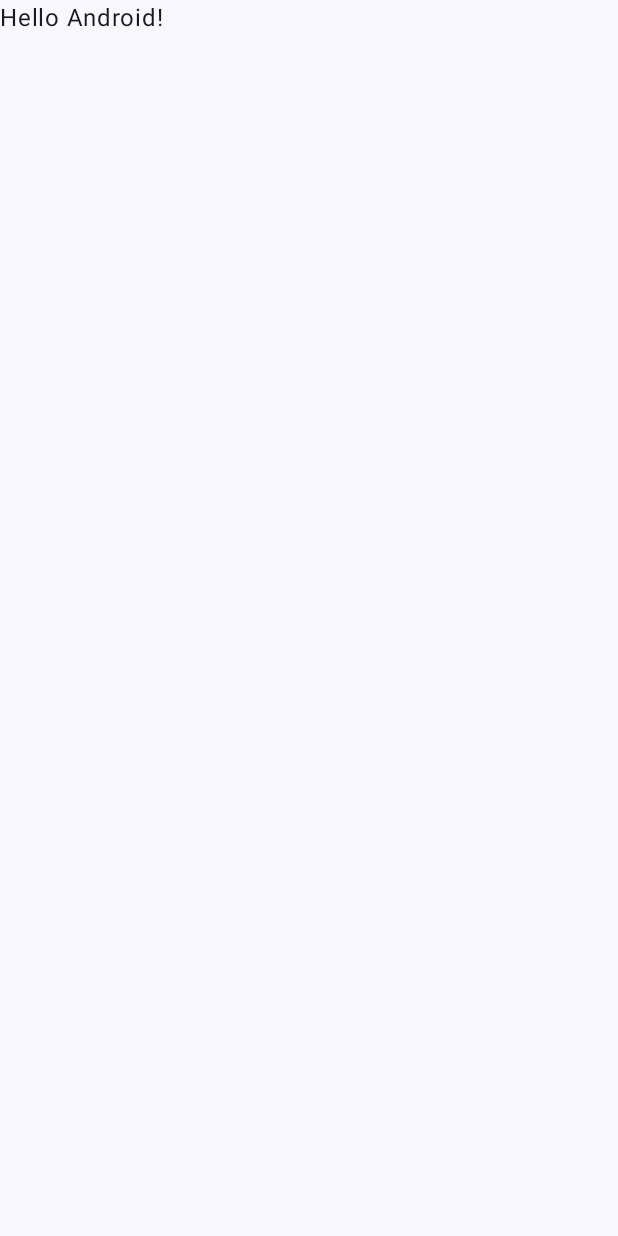
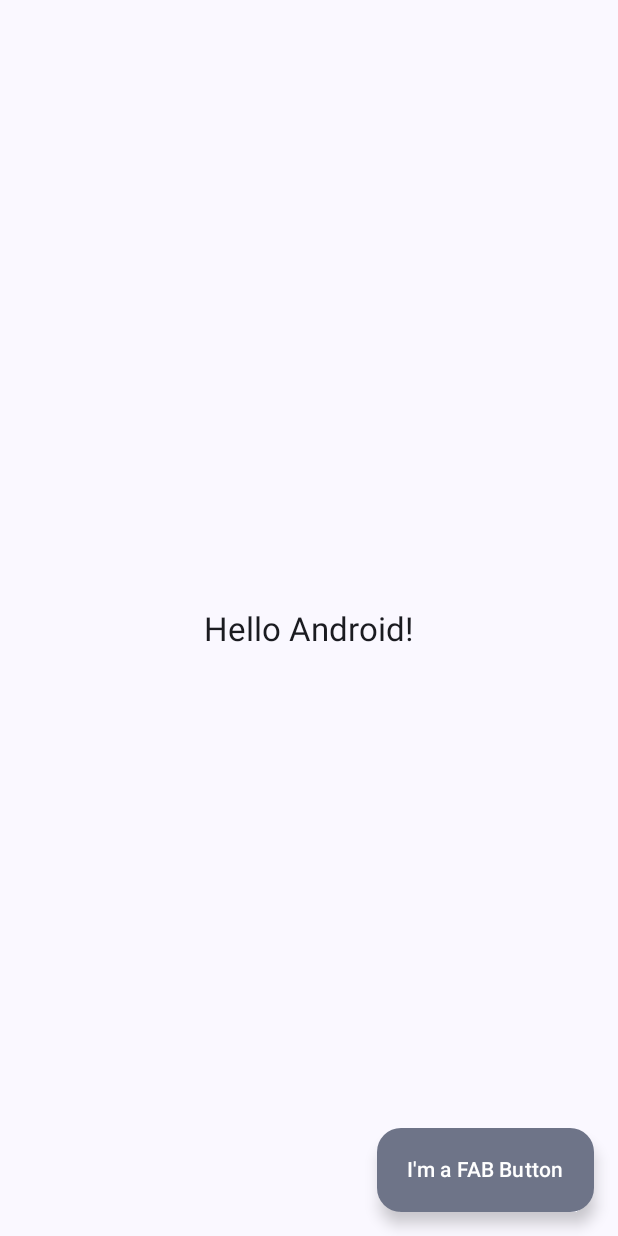
Before and after one commit to pim-developer/modern-android-template-quick-start, an Android app built with Jetpack Compose: the screen it shows after launch (MainActivity), on a phone screen of 412 x 824 dp. Before the commit the screen is almost empty. Run offline under Robolectric (Android 15) with nearby library versions, the phone set to English and light mode, and no system bars; our stand-ins replace Dagger/Hilt's generated code.

Commit message:
update default home screen code

```diff
--- /dev/null
+++ b/app/src/main/java/com/renamecompanyname/renameappname/domain/ExampleModelObject.kt
@@ -0,0 +1,5 @@
+package com.renamecompanyname.renameappname.domain
+
+class ExampleModelObject(val name: String) {
+    /* no-op */
+}
--- /dev/null
+++ b/app/src/main/java/com/renamecompanyname/renameappname/presentation/home/HomeViewModel.kt
@@ -0,0 +1,61 @@
+package com.renamecompanyname.renameappname.presentation.home
+
+
+import androidx.compose.runtime.mutableStateOf
+import androidx.lifecycle.ViewModel
+import com.renamecompanyname.renameappname.domain.ExampleModelObject
+import dagger.hilt.android.lifecycle.HiltViewModel
+import javax.inject.Inject
+
+@HiltViewModel
+class HomeViewModel @Inject constructor(
+//     EXAMPLE repository dependency injection
+//    private val repository: Repository
+) : ViewModel() {
+
+//     EXAMPLE reading and sorting a list from repository
+//    val eventsFeedState: StateFlow<List<ModelObject>> =
+//        repository.readSomeEvents()
+//            .map { events ->
+//                events.sortedBy { it.dateEpochSecondsUTC } // Sort by oldest to newest (ascending order)
+//            }
+//            .stateIn(
+//                scope = viewModelScope,
+//                started = SharingStarted.WhileSubscribed(5_000),
+//                initialValue = emptyList()
+//            )
+
+    // EXAMPLE
+    var exampleViewModelState = mutableStateOf(
+        ExampleViewModelState(),
+    )
+        private set
+
+    fun onEvent(event: HomeViewModelEvent) {
+        when (event) {
+
+            // EXAMPLE
+            is HomeViewModelEvent.ExampleEventNewName -> {
+                exampleViewModelState.value =
+                    exampleViewModelState.value.copy(exampleModelObject = ExampleModelObject(event.newName))
+            }
+
+            // EXAMPLE
+            is HomeViewModelEvent.ExampleEventSaveChanges -> {
+
+            }
+        }
+    }
+
+    sealed class HomeViewModelEvent {
+        // EXAMPLE
+        data class ExampleEventNewName(val newName: String) : HomeViewModelEvent()
+
+        // EXAMPLE
+        data object ExampleEventSaveChanges : HomeViewModelEvent()
+    }
+
+    data class ExampleViewModelState(
+        var exampleModelObject: ExampleModelObject? = null
+    )
+}
--- a/app/src/main/java/com/renamecompanyname/renameappname/ui/MainActivity.kt
+++ b/app/src/main/java/com/renamecompanyname/renameappname/ui/MainActivity.kt
@@ -4,13 +4,20 @@ import android.os.Bundle
 import androidx.activity.ComponentActivity
 import androidx.activity.compose.setContent
 import androidx.activity.enableEdgeToEdge
+import androidx.compose.foundation.layout.Box
 import androidx.compose.foundation.layout.fillMaxSize
 import androidx.compose.foundation.layout.padding
+import androidx.compose.material3.ExtendedFloatingActionButton
+import androidx.compose.material3.MaterialTheme
 import androidx.compose.material3.Scaffold
 import androidx.compose.material3.Text
 import androidx.compose.runtime.Composable
+import androidx.compose.runtime.mutableStateOf
+import androidx.compose.runtime.remember
 import androidx.compose.ui.Modifier
-import androidx.compose.ui.tooling.preview.Preview
+import androidx.compose.ui.res.stringResource
+import com.renamecompanyname.renameappname.R
+import com.renamecompanyname.renameappname.ui.home.HomeScreenRoute
 import com.renamecompanyname.renameappname.ui.theme.RenameTheme
 import dagger.hilt.android.AndroidEntryPoint
 
@@ -20,30 +27,56 @@ class MainActivity : ComponentActivity() {
         super.onCreate(savedInstanceState)
         enableEdgeToEdge()
         setContent {
-            RenameTheme {
-                Scaffold(modifier = Modifier.fillMaxSize()) { innerPadding ->
-                    Greeting(
-                        name = "Android",
-                        modifier = Modifier.padding(innerPadding)
-                    )
-                }
+
+            // An example of how to set a FAB onClick, in a Single Activity App Architecture
+            // pass down the 11setHomeScreenFABButtonOnClick to the necessary screen
+            val (homeScreenFABButtonOnClick, setHomeScreenFABButtonOnClick) = remember {
+                mutableStateOf<(() -> Unit)?>(
+                    null
+                )
+            }
+
+            Root(homeScreenFabOnClick = homeScreenFABButtonOnClick) {
+                HomeScreenRoute(setHomeScreenFABButtonOnClick = setHomeScreenFABButtonOnClick)
             }
         }
     }
 }
 
 @Composable
-fun Greeting(name: String, modifier: Modifier = Modifier) {
-    Text(
-        text = "Hello $name!",
-        modifier = modifier
-    )
+private fun Root(
+    modifier: Modifier = Modifier,
+    homeScreenFabOnClick: (() -> Unit)?,
+    rootContent: @Composable () -> Unit
+) {
+    RenameTheme {
+        Scaffold(
+            modifier = modifier.fillMaxSize(),
+            floatingActionButton = {
+                ExtendedFloatingActionButton(
+                    onClick = {
+                        homeScreenFabOnClick?.invoke()
+                    },
+                    containerColor = MaterialTheme.colorScheme.secondaryContainer,
+                    contentColor = MaterialTheme.colorScheme.onSecondaryContainer
+                ) {
+                    Text(
+                        text = stringResource(id = R.string.replace_me_text_example),
+                        style = MaterialTheme.typography.titleSmall
+                    )
+                }
+            }
+        ) { innerPadding ->
+            Box(
+                modifier = Modifier
+                    .fillMaxSize()
+                    .padding(innerPadding)
+            ) {
+                rootContent()
+            }
+        }
+    }
 }
 
-@Preview(showBackground = true)
-@Composable
-fun GreetingPreview() {
-    RenameTheme {
-        Greeting("Android")
-    }
-}
+
+// TODO: add a Preview for the Scaffold / Root composable
--- /dev/null
+++ b/app/src/main/java/com/renamecompanyname/renameappname/ui/home/HomeScreen.kt
@@ -0,0 +1,85 @@
+package com.renamecompanyname.renameappname.ui.home
+
+import androidx.compose.foundation.background
+import androidx.compose.foundation.layout.Arrangement
+import androidx.compose.foundation.layout.Column
+import androidx.compose.foundation.layout.fillMaxSize
+import androidx.compose.foundation.layout.padding
+import androidx.compose.material3.MaterialTheme
+import androidx.compose.material3.Surface
+import androidx.compose.material3.Text
+import androidx.compose.runtime.Composable
+import androidx.compose.runtime.LaunchedEffect
+import androidx.compose.ui.Alignment
+import androidx.compose.ui.Modifier
+import androidx.compose.ui.hapticfeedback.HapticFeedbackType
+import androidx.compose.ui.platform.LocalHapticFeedback
+import androidx.compose.ui.res.stringResource
+import androidx.compose.ui.tooling.preview.Preview
+import androidx.compose.ui.unit.dp
+import androidx.hilt.navigation.compose.hiltViewModel
+import com.renamecompanyname.renameappname.R
+import com.renamecompanyname.renameappname.presentation.home.HomeViewModel
+import com.renamecompanyname.renameappname.ui.theme.RenameTheme
+
+@Composable
+fun HomeScreenRoute(setHomeScreenFABButtonOnClick: (() -> Unit) -> Unit) {
+    val viewModel: HomeViewModel = hiltViewModel()
+
+    // EXAMPLE: vibration haptic feedback onclick
+    val haptic = LocalHapticFeedback.current
+
+    // EXAMPLE: setting the onClick of a FAB passed down from the root composable
+    LaunchedEffect(Unit) {
+        setHomeScreenFABButtonOnClick {
+
+            // EXAMPLE: vibration haptic feedback onclick
+            haptic.performHapticFeedback(HapticFeedbackType.TextHandleMove)
+        }
+    }
+
+    HomeScreen(greetingName = "Android")
+}
+
+@Composable
+private fun HomeScreen(
+    greetingName: String
+) {
+    Column(
+        Modifier
+            .fillMaxSize()
+            .background(color = MaterialTheme.colorScheme.background)
+            .padding(top = 16.dp, start = 16.dp, end = 16.dp),
+        verticalArrangement = Arrangement.Center,
+        horizontalAlignment = Alignment.CenterHorizontally
+    ) {
+        Greeting(name = stringResource(id = R.string.replace_me_greeting_text, greetingName))
+    }
+}
+
+@Composable
+private fun Greeting(name: String, modifier: Modifier = Modifier) {
+    Text(
+        text = name,
+        modifier = modifier,
+        style = MaterialTheme.typography.titleLarge,
+        color = MaterialTheme.colorScheme.onBackground
+    )
+}
+
+
+//@PreviewScreenSizes
+@Preview
+@Composable
+private fun PreviewNewEventDialog() {
+    RenameTheme {
+        Surface {
+            Column(
+                modifier = Modifier
+                    .fillMaxSize()
+            ) {
+                HomeScreen(greetingName = "Android")
+            }
+        }
+    }
+}
--- a/app/src/main/res/values/strings.xml
+++ b/app/src/main/res/values/strings.xml
@@ -1,3 +1,5 @@
 <resources>
     <string name="app_name">RenameAppName</string>
+    <string name="replace_me_text_example">I\'m a FAB Button</string>
+    <string name="replace_me_greeting_text">Hello %s!</string>
 </resources>
```
